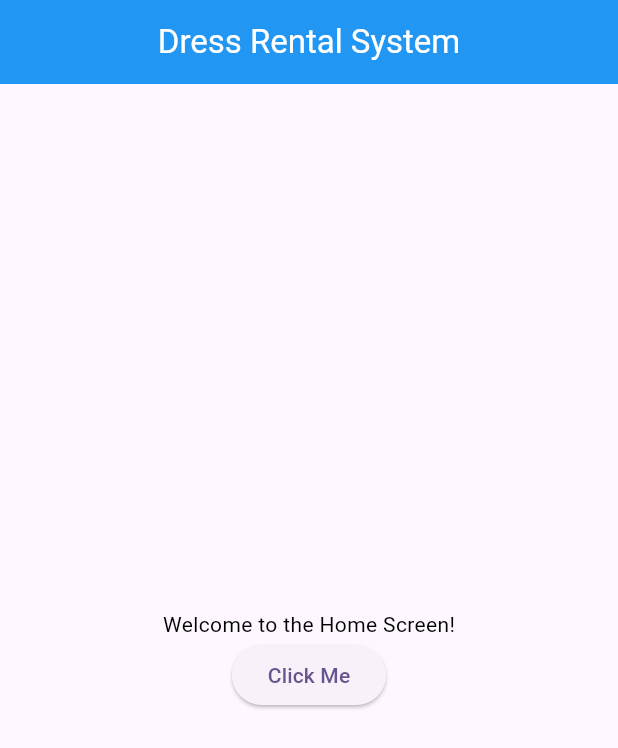
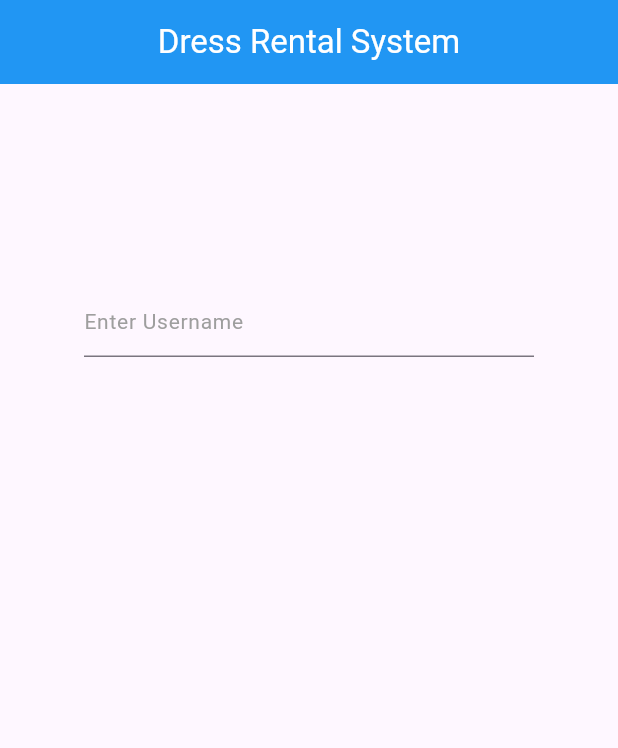
Before and after one commit to akankshaghotekar/flutter-demo, a Flutter app: the screen it shows after launch, on a phone screen of 412 x 824 dp. Shown: the top 748 px of the screen. Run offline on Flutter 3.47's test engine with Material 3 defaults, Android fonts, the phone set to English and light mode, and no system bars.

```diff
--- a/lib/screens/home_screen.dart
+++ b/lib/screens/home_screen.dart
@@ -9,6 +9,11 @@ class HomeScreen extends StatefulWidget {
 }
 
 class _HomeScreenState extends State<HomeScreen> {
+  TextEditingController nameText = TextEditingController();
+  TextEditingController emailText = TextEditingController();
+  TextEditingController passwordText = TextEditingController();
+
+  GlobalKey formKey = GlobalKey<FormState>();
   @override
   Widget build(BuildContext context) {
     return Scaffold(
@@ -23,18 +28,29 @@ class _HomeScreenState extends State<HomeScreen> {
       body: Column(
         mainAxisAlignment: MainAxisAlignment.center,
         children: [
-          const Center(
-            child: Text(
-              'Welcome to the Home Screen!',
-              style: TextStyle(color: black),
+          Form(
+            key: formKey,
+            child: Center(
+              child: Container(
+                height: 500,
+                width: 300,
+                child: Column(
+                  children: [
+                    TextField(
+                      controller: nameText,
+                      decoration: InputDecoration(
+                        hintText: "Enter Username",
+                        hintStyle: TextStyle(
+                          color: grey,
+                          fontSize: 14
+                        )
+                      ),
+                    )
+                  ],
+                ),
+              ),
             ),
-          ),
-          ElevatedButton(
-            onPressed: () {
-              // Handle button press
-            },
-            child: const Text('Click Me'),
-          ),
+          )
         ],
       ),
     );
--- a/lib/utils/const/color.dart
+++ b/lib/utils/const/color.dart
@@ -5,3 +5,4 @@ const Color black = Colors.black;
 const Color red = Colors.red;
 const Color green = Colors.green;
 const Color blue = Colors.blue;
+const Color grey = Colors.grey;
```
